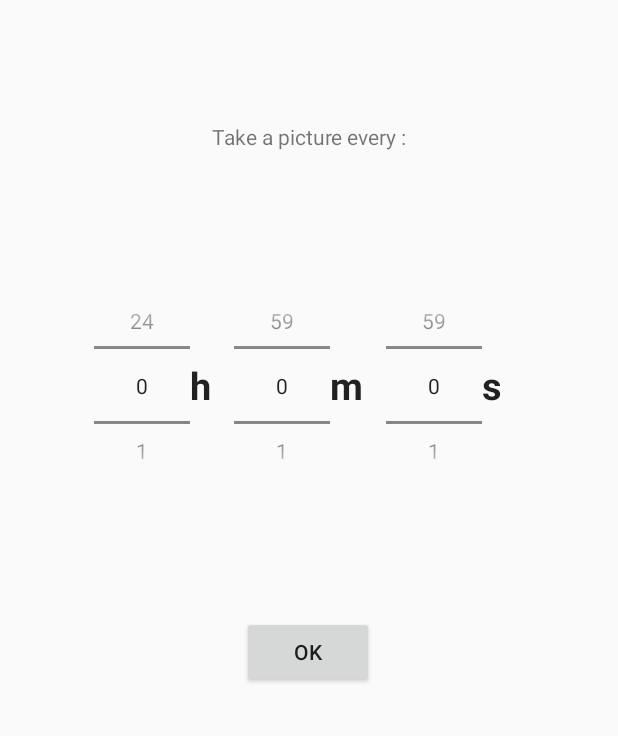
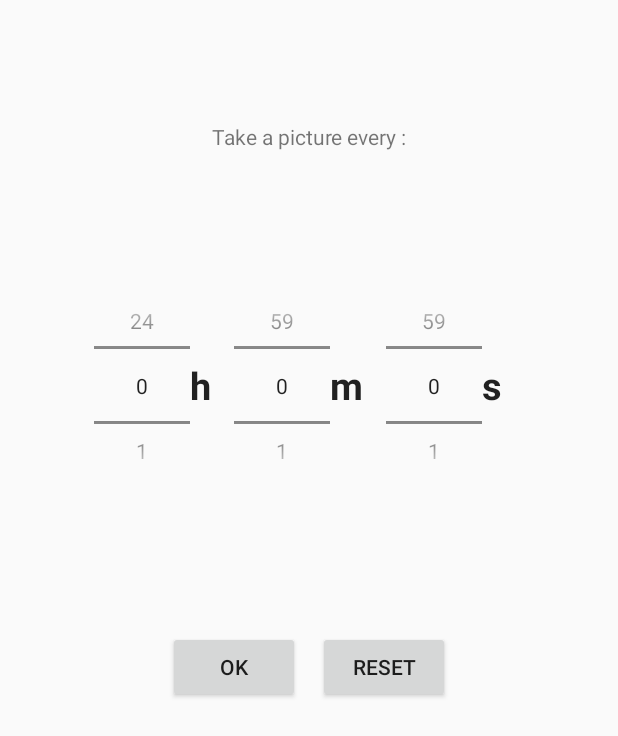
Before and after one commit to pierretre/bluetooth-intervalometer, an Android app: the screen it shows after launch (TimePickingActivity), after a tap on "interval", on a phone screen of 412 x 824 dp. Shown: the top 736 px of the screen. Run offline under Robolectric (Android 15) with nearby library versions, the phone set to English and light mode, and no system bars.

Commit message:
time picking fix

```diff
--- a/src/android/app/app/src/main/java/com/example/appandroid/BluetoothIntervalometerViewModel.java
+++ b/src/android/app/app/src/main/java/com/example/appandroid/BluetoothIntervalometerViewModel.java
@@ -27,7 +27,8 @@ public class BluetoothIntervalometerViewModel {
         String [] hms = str.split(":");
         int ret=0;
         try {
-            ret+=Integer.parseInt(hms[2])+Integer.parseInt(hms[1])*60+Integer.parseInt(hms[0])*3600;
+            if(!str.equals(""))
+                ret+=Integer.parseInt(hms[2])+Integer.parseInt(hms[1])*60+Integer.parseInt(hms[0])*3600;
         } catch(NumberFormatException nfe) {
             return;
         }
--- a/src/android/app/app/src/main/java/com/example/appandroid/MainActivity.java
+++ b/src/android/app/app/src/main/java/com/example/appandroid/MainActivity.java
@@ -147,16 +147,14 @@ public class MainActivity extends AppCompatActivity implements View.OnClickListe
                 String val = data.getExtras().getString("interval");
                 EditText et = findViewById(R.id.intervalEdit);
                 et.setText(null);
-//                if(!val.equals("00:00:00"))
-                if(!val.equals(""))
+                if(!val.equals("00:00:00"))
                     et.setText(val);
                 model.setInterval(val);
             }else if(data.hasExtra("timer")) {
                 String val = data.getExtras().getString("timer");
                 EditText et = findViewById(R.id.timerEdit);
                 et.setText(null);
-//                if(!val.equals("00:00:00"))
-                if(!val.equals(""))
+                if(!val.equals("00:00:00"))
                     et.setText(val);
                 model.setTimerDelay(val);
             }
--- a/src/android/app/app/src/main/java/com/example/appandroid/TimePickingActivity.java
+++ b/src/android/app/app/src/main/java/com/example/appandroid/TimePickingActivity.java
@@ -18,8 +18,7 @@ public class TimePickingActivity extends AppCompatActivity {
     private NumberPicker seconds;
 
     private String type;
-    private String startValue;
-    boolean backPressed = false;
+    private String value;
 
     @Override
     protected void onCreate(Bundle savedInstanceState) {
@@ -40,6 +39,8 @@ public class TimePickingActivity extends AppCompatActivity {
         seconds.setMaxValue(59);
         seconds.setMinValue(0);
 
+        String startValue=null;
+
         if(bundle.containsKey("request") && bundle.getString("request")!=null){
             type=bundle.getString("request");
             if(type.equals("interval"))
@@ -52,7 +53,7 @@ public class TimePickingActivity extends AppCompatActivity {
             finish();
         }
         if(bundle.containsKey("value") && bundle.getString("value")!=null) {
-            this.startValue = bundle.getString("value");
+            startValue = bundle.getString("value");
             String [] hms = bundle.getString("value").split(":");
             try {
                 hours.setValue(Integer.parseInt(hms[0]));
@@ -64,30 +65,36 @@ public class TimePickingActivity extends AppCompatActivity {
         }
 
         Button ok = findViewById(R.id.okBtn);
-        ok.setOnClickListener(new View.OnClickListener() {
-            @Override
-            public void onClick(View view) {
-                finish();
-            }
+        String finalStartValue = startValue;
+        ok.setOnClickListener(view -> {
+            String hms = "";
+            if(String.valueOf(hours.getValue()).length()<2)
+                hms+="0";
+            hms+=hours.getValue()+":";
+            if(String.valueOf(minutes.getValue()).length()<2)
+                hms+="0";
+            hms+=minutes.getValue()+":";
+            if(String.valueOf(seconds.getValue()).length()<2)
+                hms+="0";
+            hms+=String.valueOf(seconds.getValue());
+
+            if(!finalStartValue.equals(hms))
+                value = hms;
+            finish();
+        });
+
+        Button reset = findViewById(R.id.resetBtn);
+        reset.setOnClickListener(view -> {
+            hours.setValue(0);
+            minutes.setValue(0);
+            seconds.setValue(0);
         });
     }
 
     @Override
     public void finish() {
-        String value = "";
-        if(String.valueOf(hours.getValue()).length()<2)
-            value+="0";
-        value+=hours.getValue()+":";
-        if(String.valueOf(minutes.getValue()).length()<2)
-            value+="0";
-        value+=minutes.getValue()+":";
-        if(String.valueOf(seconds.getValue()).length()<2)
-            value+="0";
-        value+=String.valueOf(seconds.getValue());
 
-        if(value.equals("00:00:00"))
-            value = "";
-        if(value.equals(this.startValue) || this.backPressed)
+        if(value==null)
             setResult(RESULT_CANCELED);
         else{
             Intent intent = new Intent();
@@ -102,11 +109,4 @@ public class TimePickingActivity extends AppCompatActivity {
         }
         super.finish();
     }
-
-    @Override
-    public void onBackPressed() {
-        this.backPressed = true;
-        finish();
-        super.onBackPressed();
-    }
 }
--- a/src/android/app/app/src/main/res/layout/activity_time_picking.xml
+++ b/src/android/app/app/src/main/res/layout/activity_time_picking.xml
@@ -12,13 +12,13 @@
         android:layout_width="wrap_content"
         android:layout_height="wrap_content"
         android:layout_weight="2"
-        android:text="@android:string/ok"
+        android:text="@string/okBtn"
         app:layout_constraintBottom_toBottomOf="parent"
         app:layout_constraintEnd_toEndOf="parent"
-        app:layout_constraintHorizontal_bias="0.498"
+        app:layout_constraintHorizontal_bias="0.346"
         app:layout_constraintStart_toStartOf="parent"
         app:layout_constraintTop_toBottomOf="@+id/linearLayout2"
-        app:layout_constraintVertical_bias="0.177" />
+        app:layout_constraintVertical_bias="0.199" />
 
     <LinearLayout
         android:id="@+id/linearLayout2"
@@ -89,9 +89,21 @@
         android:id="@+id/userMessage"
         android:layout_width="wrap_content"
         android:layout_height="wrap_content"
-        android:text="TextView"
+        android:text="te"
         app:layout_constraintBottom_toTopOf="@+id/linearLayout2"
         app:layout_constraintEnd_toEndOf="parent"
         app:layout_constraintStart_toStartOf="parent"
         app:layout_constraintTop_toTopOf="parent" />
+
+    <Button
+        android:id="@+id/resetBtn"
+        android:layout_width="wrap_content"
+        android:layout_height="wrap_content"
+        android:text="@string/resetBtn"
+        app:layout_constraintBottom_toBottomOf="parent"
+        app:layout_constraintEnd_toEndOf="parent"
+        app:layout_constraintHorizontal_bias="0.097"
+        app:layout_constraintStart_toEndOf="@+id/okBtn"
+        app:layout_constraintTop_toBottomOf="@+id/linearLayout2"
+        app:layout_constraintVertical_bias="0.199" />
 </androidx.constraintlayout.widget.ConstraintLayout>
--- a/src/android/app/app/src/main/res/values/strings.xml
+++ b/src/android/app/app/src/main/res/values/strings.xml
@@ -26,6 +26,8 @@
     <string name="disconnectBtn">disconnect</string>
     <string name="startBtn">start</string>
     <string name="stopBtn">stop</string>
+    <string name="okBtn">ok</string>
+    <string name="resetBtn">reset</string>
 
     <!--    states for the bluetooth connection-->
     <string name="discoveringState">DISCOVERING</string>
```
